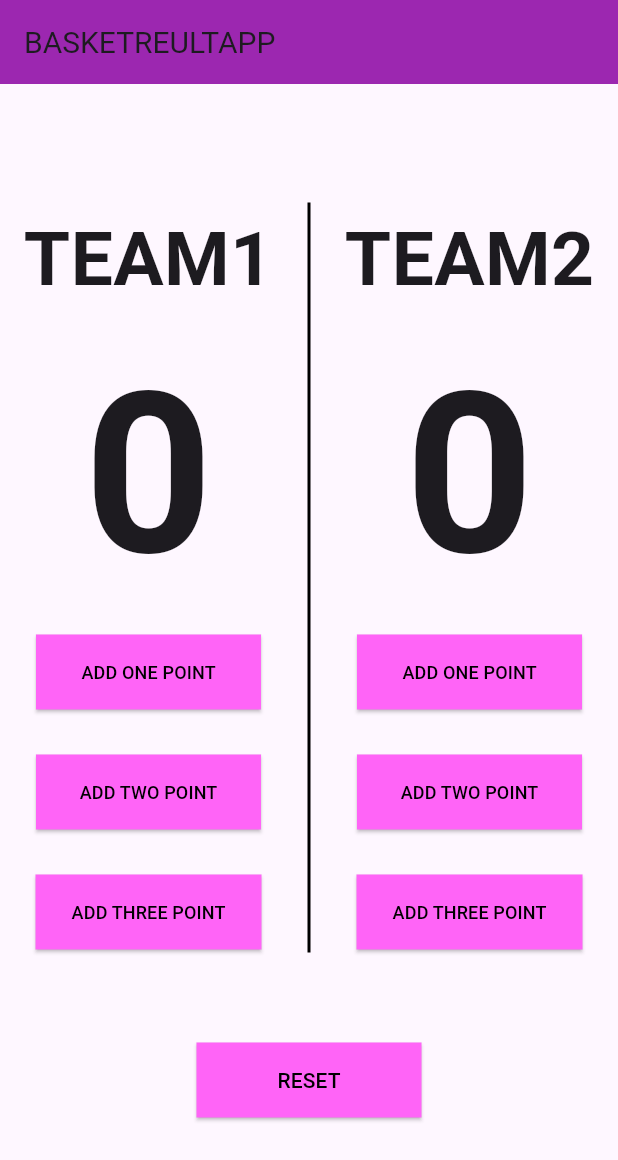
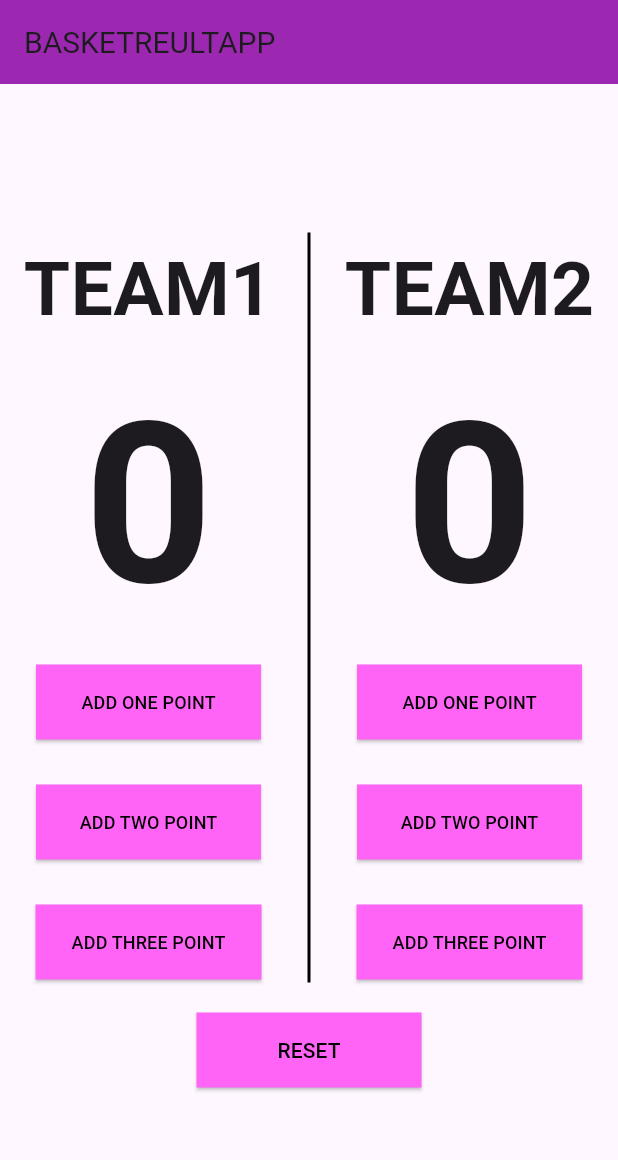
Before and after one commit to immo7seghier/basketReuslt, a Flutter app: the screen it shows after launch, on a phone screen of 412 x 824 dp. Shown: the top 1160 px of the screen. Run offline on Flutter 3.47's test engine with Material 3 defaults, Android fonts, the phone set to English and light mode, and no system bars.

Commit message:
Update main.dart

```diff
--- a/lib/main.dart
+++ b/lib/main.dart
@@ -194,7 +194,7 @@ class _MyAppState extends State<MyApp> {
                   ]),
                 ],
               ),
-              Padding(padding: EdgeInsets.only(bottom: 60)),
+              Padding(padding: EdgeInsets.only(bottom: 20)),
               ElevatedButton(
                   style: ButtonStyle(
                       shape: WidgetStatePropertyAll<RoundedRectangleBorder>(
```
